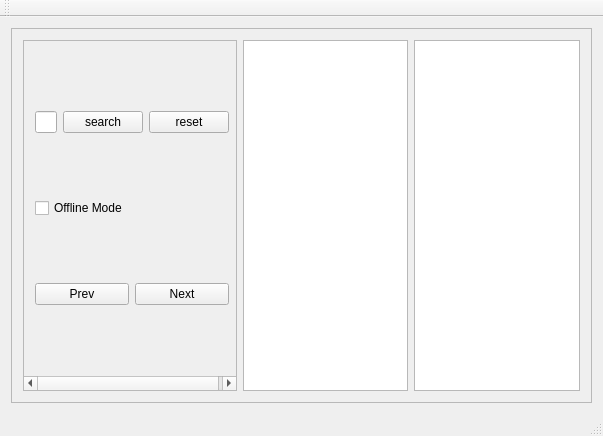
Before: the Qt Designer form mainwindow.ui in blockspacer/pages, drawn with Qt 5.
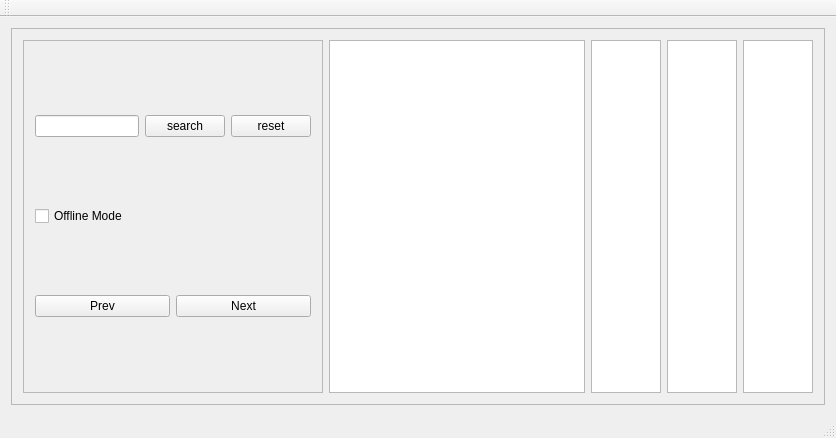
After: the same form once the commit is applied.

Commit message: created table proxy model (from list model)

What changed in the file:
```diff
--- a/mainwindow.ui
+++ b/mainwindow.ui
@@ -6,8 +6,8 @@
    <rect>
     <x>0</x>
     <y>0</y>
-    <width>603</width>
-    <height>436</height>
+    <width>764</width>
+    <height>438</height>
    </rect>
   </property>
   <property name="windowTitle">
@@ -26,6 +26,18 @@
       <layout class="QGridLayout" name="gridLayout_2">
        <item row="0" column="1">
         <widget class="QScrollArea" name="scrollArea">
+         <property name="sizePolicy">
+          <sizepolicy hsizetype="MinimumExpanding" vsizetype="Expanding">
+           <horstretch>0</horstretch>
+           <verstretch>0</verstretch>
+          </sizepolicy>
+         </property>
+         <property name="minimumSize">
+          <size>
+           <width>300</width>
+           <height>0</height>
+          </size>
+         </property>
          <property name="widgetResizable">
           <bool>true</bool>
          </property>
@@ -34,8 +46,8 @@
            <rect>
             <x>0</x>
             <y>0</y>
-            <width>214</width>
-            <height>342</height>
+            <width>298</width>
+            <height>354</height>
            </rect>
           </property>
           <layout class="QGridLayout" name="gridLayout_4">
@@ -96,14 +108,48 @@
          </widget>
         </widget>
        </item>
+       <item row="0" column="4">
+        <widget class="QListView" name="listView">
+         <property name="sizePolicy">
+          <sizepolicy hsizetype="Maximum" vsizetype="Expanding">
+           <horstretch>0</horstretch>
+           <verstretch>0</verstretch>
+          </sizepolicy>
+         </property>
+        </widget>
+       </item>
        <item row="0" column="3">
-        <widget class="QTableView" name="tableView"/>
+        <widget class="QTableView" name="tableView">
+         <property name="sizePolicy">
+          <sizepolicy hsizetype="MinimumExpanding" vsizetype="Expanding">
+           <horstretch>0</horstretch>
+           <verstretch>0</verstretch>
+          </sizepolicy>
+         </property>
+        </widget>
+       </item>
+       <item row="0" column="5">
+        <widget class="QListView" name="listView_2">
+         <property name="sizePolicy">
+          <sizepolicy hsizetype="Maximum" vsizetype="Expanding">
+           <horstretch>0</horstretch>
+           <verstretch>0</verstretch>
+          </sizepolicy>
+         </property>
+        </widget>
        </item>
        <item row="0" column="2">
         <layout class="QVBoxLayout" name="verticalLayout"/>
        </item>
-       <item row="0" column="4">
-        <widget class="QListView" name="listView"/>
+       <item row="0" column="6">
+        <widget class="QListView" name="listView_3">
+         <property name="sizePolicy">
+          <sizepolicy hsizetype="Maximum" vsizetype="Expanding">
+           <horstretch>0</horstretch>
+           <verstretch>0</verstretch>
+          </sizepolicy>
+         </property>
+        </widget>
        </item>
       </layout>
      </widget>
```
Left out of the diff: 2 changed lines with no effect on the pictures. The commit also changes 3 other files.
